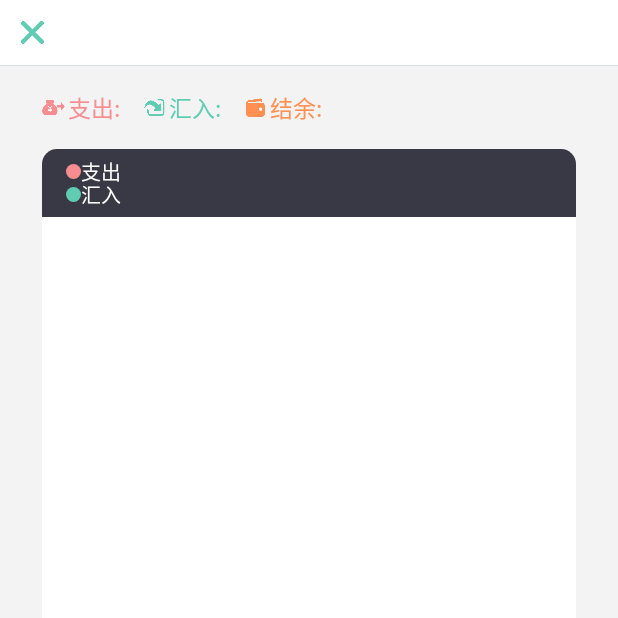
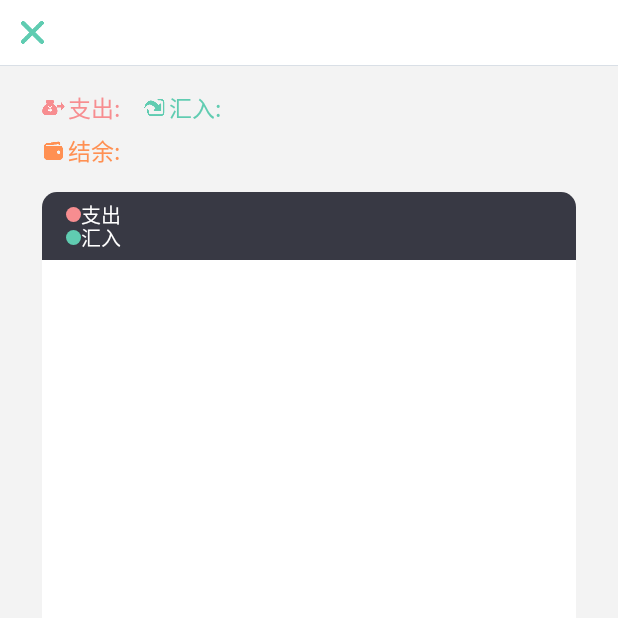
Before and after one commit to zpfhll/StartTravel, an Android app: the TravelDetailActivity screen opened directly, with no data from a screen before it, on a phone screen of 412 x 824 dp, the top half of it. Run offline under Robolectric (Android 15) with nearby library versions, the phone set to English and light mode, and no system bars; our stand-ins replace EventBus; libraries missing offline, so code that uses them is left out: com.github.ybq.android.

```diff
--- a/app/src/main/res/layout/activity_add_travel.xml
+++ b/app/src/main/res/layout/activity_add_travel.xml
@@ -46,7 +46,7 @@
                     android:layout_height="50dp"
                     android:inputType="text"
                     android:ems="10"
-                    android:maxLength="20"
+                    android:maxLength="9"
                     android:paddingStart="10dp"
                     android:paddingEnd="10dp"
                     android:textColor="@color/text_color"
--- a/app/src/main/res/layout/activity_travel_detail.xml
+++ b/app/src/main/res/layout/activity_travel_detail.xml
@@ -144,12 +144,12 @@
         android:layout_width="wrap_content"
         android:layout_height="wrap_content"
         android:layout_marginStart="2dp"
-        android:layout_marginTop="16dp"
+        android:layout_marginTop="5dp"
         android:text="@string/travel_detail_008"
         android:textColor="@color/orange"
         android:textSize="@dimen/font_size_s3"
         app:layout_constraintStart_toEndOf="@+id/imageView10"
-        app:layout_constraintTop_toBottomOf="@+id/title_layout" />
+        app:layout_constraintTop_toBottomOf="@+id/textView36" />
 
     <ImageView
         android:id="@+id/imageView5"
@@ -178,10 +178,10 @@
         android:id="@+id/imageView10"
         android:layout_width="15dp"
         android:layout_height="15dp"
-        android:layout_marginStart="10dp"
+        android:layout_marginStart="28dp"
         android:src="@mipmap/wallet1"
         app:layout_constraintBottom_toBottomOf="@+id/textView38"
-        app:layout_constraintStart_toEndOf="@+id/input_text"
+        app:layout_constraintStart_toStartOf="parent"
         app:layout_constraintTop_toTopOf="@+id/textView38" />
 
     <TextView
```
Also changed, not shown: app/src/main/java/hll/zpf/starttravel/page/AddDetailActivity.kt (+11 -10 lines), app/src/main/java/hll/zpf/starttravel/page/AddTravelActivity.kt (+8 -2 lines), app/src/main/java/hll/zpf/starttravel/page/TravelDetailActivity.kt (+11 -5 lines).
